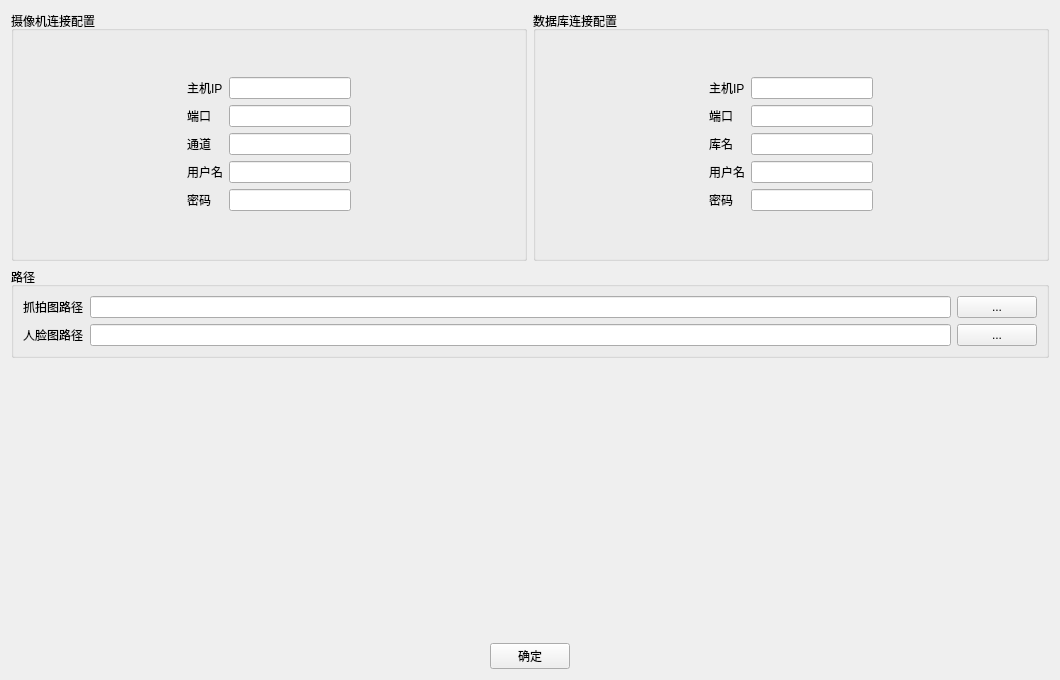
Above: settingsview.ui from NevilleNoah/HikvisionCamera2 before the change. Below: the same form after it.
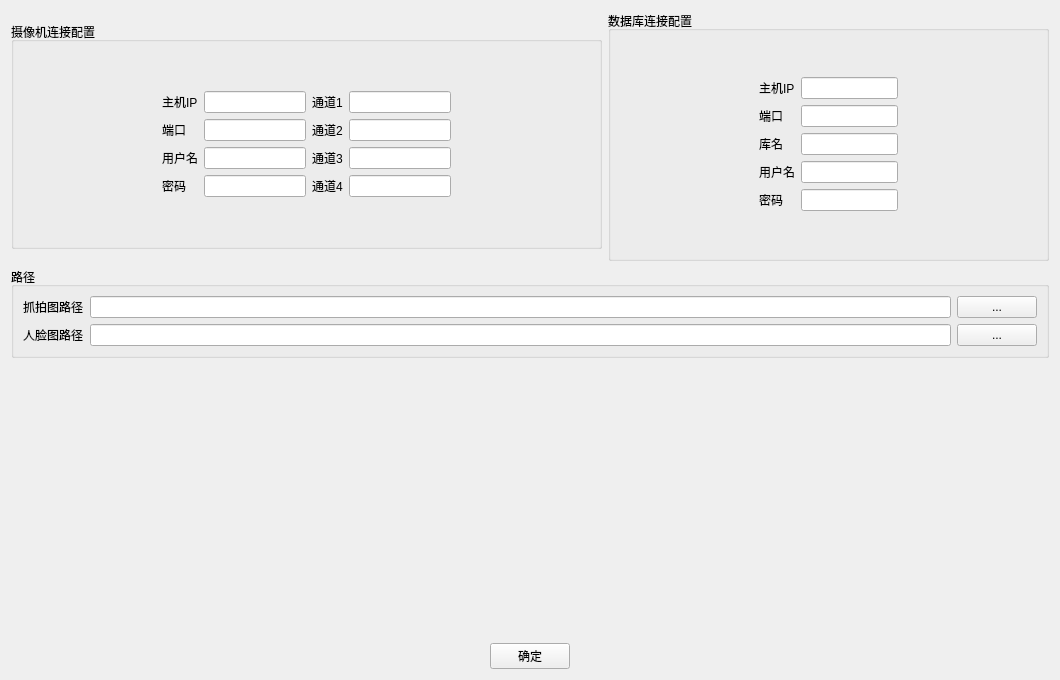
That is the form after the change.

```diff
--- a/settingsview.ui
+++ b/settingsview.ui
@@ -16,9 +16,9 @@
   <property name="styleSheet">
    <string notr="true">font: 10pt &quot;Microsoft YaHei UI&quot;;</string>
   </property>
-  <layout class="QVBoxLayout" name="verticalLayout">
+  <layout class="QVBoxLayout" name="verticalLayout_2">
    <item>
-    <layout class="QHBoxLayout" name="horizontalLayout">
+    <layout class="QHBoxLayout" name="horizontalLayout_2">
      <item>
       <widget class="QGroupBox" name="boxCameraConnection">
        <property name="sizePolicy">
@@ -33,7 +33,7 @@
        <property name="title">
         <string>摄像机连接配置</string>
        </property>
-       <layout class="QHBoxLayout" name="horizontalLayout_2">
+       <layout class="QHBoxLayout" name="horizontalLayout">
         <item>
          <spacer name="horizontalSpacer">
           <property name="orientation">
@@ -48,7 +48,7 @@
          </spacer>
         </item>
         <item>
-         <layout class="QVBoxLayout" name="verticalLayout_2">
+         <layout class="QVBoxLayout" name="verticalLayout">
           <item>
            <spacer name="verticalSpacer">
             <property name="orientation">
@@ -63,7 +63,7 @@
            </spacer>
           </item>
           <item>
-           <layout class="QFormLayout" name="formLayout">
+           <layout class="QGridLayout" name="gridLayout">
             <item row="0" column="0">
              <widget class="QLabel" name="textCMIP">
               <property name="text">
@@ -74,6 +74,20 @@
             <item row="0" column="1">
              <widget class="QLineEdit" name="edCMIP"/>
             </item>
+            <item row="0" column="2">
+             <widget class="QLabel" name="textCMChannel1">
+              <property name="text">
+               <string>通道1</string>
+              </property>
+             </widget>
+            </item>
+            <item row="0" column="3">
+             <widget class="QLineEdit" name="edCMChannel1">
+              <property name="text">
+               <string/>
+              </property>
+             </widget>
+            </item>
             <item row="1" column="0">
              <widget class="QLabel" name="textCMPort">
               <property name="text">
@@ -84,44 +98,60 @@
             <item row="1" column="1">
              <widget class="QLineEdit" name="edCMPort"/>
             </item>
+            <item row="1" column="2">
+             <widget class="QLabel" name="textCMChannel2">
+              <property name="text">
+               <string>通道2</string>
+              </property>
+             </widget>
+            </item>
+            <item row="1" column="3">
+             <widget class="QLineEdit" name="edCMChannel2"/>
+            </item>
             <item row="2" column="0">
-             <widget class="QLabel" name="textCMChannel">
-              <property name="text">
-               <string>通道</string>
-              </property>
-             </widget>
-            </item>
-            <item row="2" column="1">
-             <widget class="QLineEdit" name="edCMChannel">
-              <property name="text">
-               <string/>
-              </property>
-             </widget>
-            </item>
-            <item row="3" column="0">
              <widget class="QLabel" name="textCMUsername">
               <property name="text">
                <string>用户名</string>
               </property>
              </widget>
             </item>
-            <item row="3" column="1">
+            <item row="2" column="1">
              <widget class="QLineEdit" name="edCMUsername"/>
             </item>
-            <item row="4" column="0">
+            <item row="2" column="2">
+             <widget class="QLabel" name="label">
+              <property name="text">
+               <string>通道3</string>
+              </property>
+             </widget>
+            </item>
+            <item row="2" column="3">
+             <widget class="QLineEdit" name="edCMChannel3"/>
+            </item>
+            <item row="3" column="0">
              <widget class="QLabel" name="textCMPassword">
               <property name="text">
                <string>密码</string>
               </property>
              </widget>
             </item>
-            <item row="4" column="1">
+            <item row="3" column="1">
              <widget class="QLineEdit" name="edCMPassword">
               <property name="echoMode">
                <enum>QLineEdit::Password</enum>
               </property>
              </widget>
             </item>
+            <item row="3" column="2">
+             <widget class="QLabel" name="label_2">
+              <property name="text">
+               <string>通道4</string>
+              </property>
+             </widget>
+            </item>
+            <item row="3" column="3">
+             <widget class="QLineEdit" name="edCMChannel4"/>
+            </item>
            </layout>
           </item>
           <item>
```
